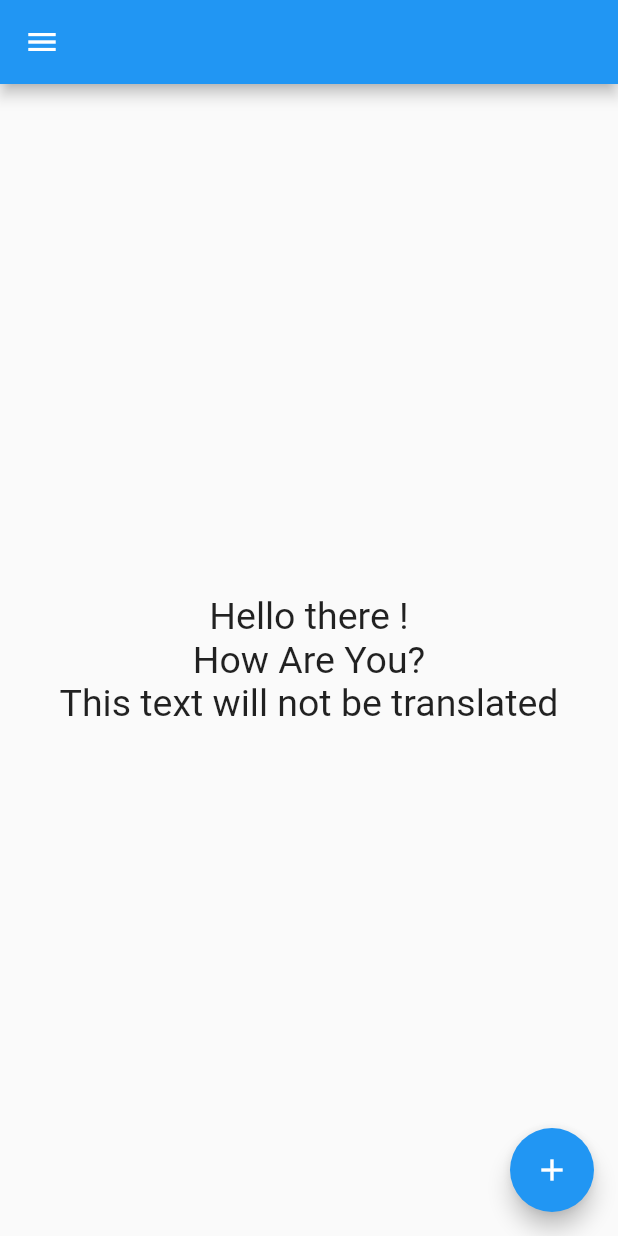
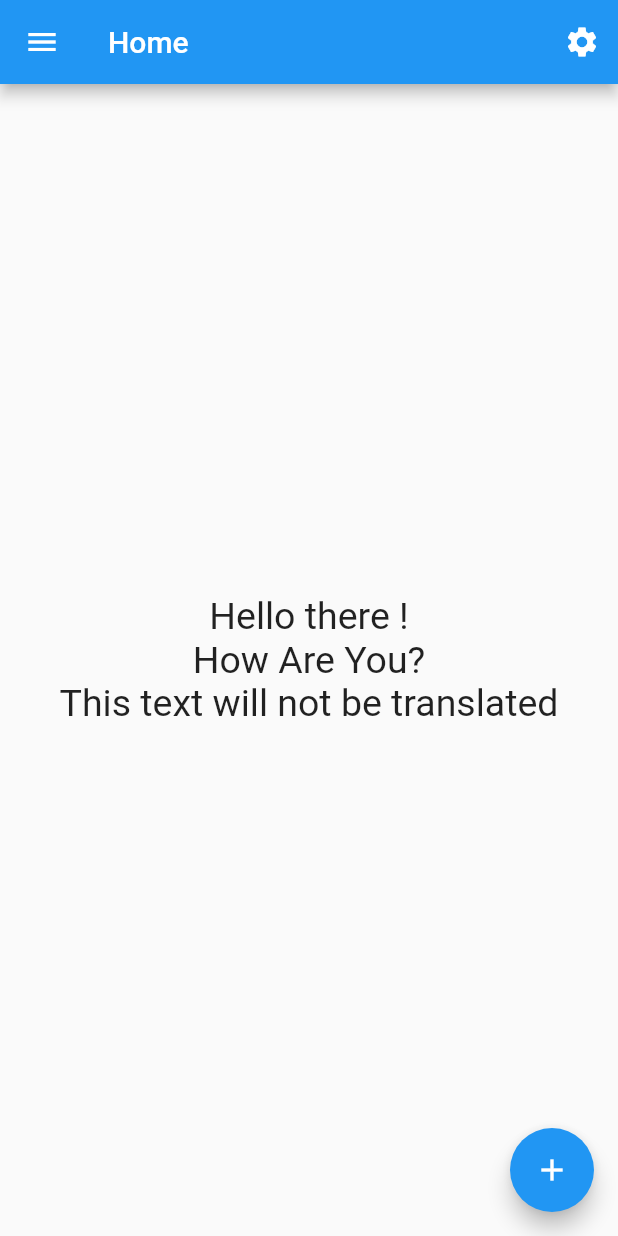
Before and after one commit to ahmadjz/Localization-Flutter, a Flutter app: the screen it shows after launch, on a phone screen of 412 x 824 dp. Run offline on Flutter 3.47's test engine with Material 2 defaults, Android fonts, the phone set to English and light mode, and no system bars.

Commit message:
prepare the app

```diff
--- a/lib/home_page.dart
+++ b/lib/home_page.dart
@@ -1,5 +1,6 @@
 import 'package:flutter/material.dart';
 import 'package:localization_json/app_localization.dart';
+import 'package:localization_json/settings_page.dart';
 
 class HomePage extends StatelessWidget {
   const HomePage({super.key});
@@ -7,7 +8,16 @@ class HomePage extends StatelessWidget {
   @override
   Widget build(BuildContext context) {
     return Scaffold(
-      appBar: AppBar(),
+      appBar: AppBar(
+        title: Text("home".tr(context)),
+        actions: [
+          IconButton(
+              onPressed: () => Navigator.of(context).push(MaterialPageRoute(
+                    builder: (context) => const SettingsPage(),
+                  )),
+              icon: const Icon(Icons.settings))
+        ],
+      ),
       drawer: const Drawer(),
       body: Center(
           child: Padding(
```
Also changed, not shown: lib/settings_page.dart (added, +38 -0 lines).
